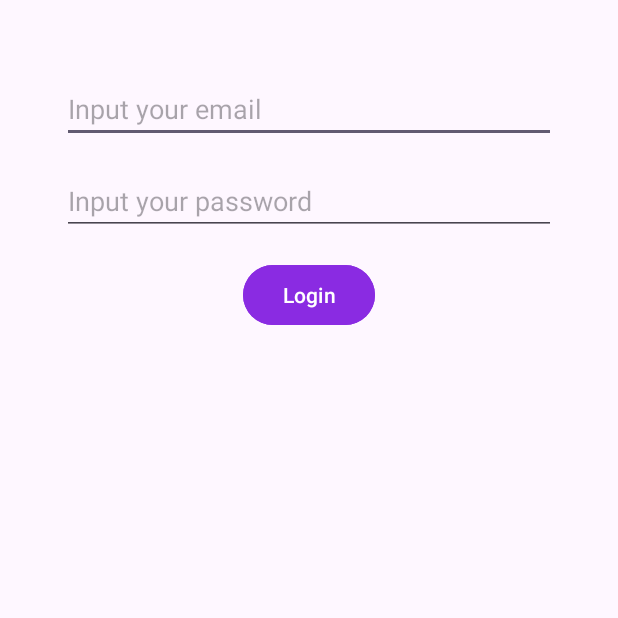
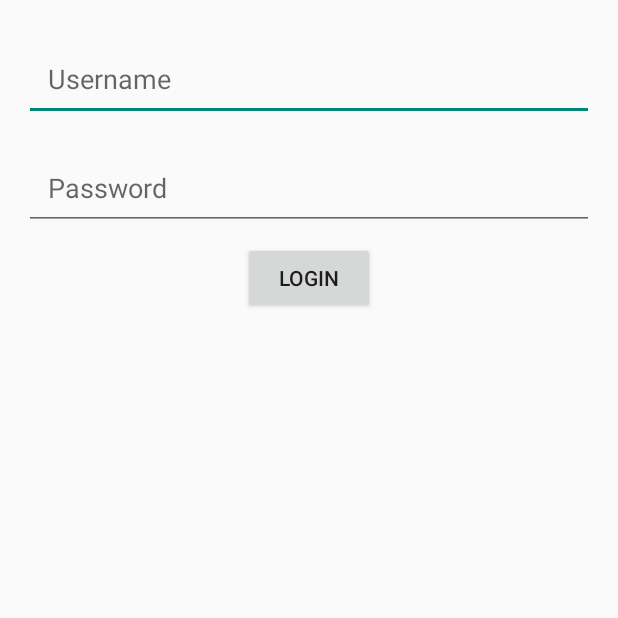
Before and after one commit to omarkammourieh/AndroidAssignment2, an Android app: the screen it shows after launch (MainActivity), on a phone screen of 412 x 824 dp, the top half of it. Run offline under Robolectric (Android 15) with nearby library versions, the phone set to English and light mode, and no system bars.

Commit message:
first commit

```diff
--- a/app/src/main/java/com/example/loginactivity/MainActivity.kt
+++ b/app/src/main/java/com/example/loginactivity/MainActivity.kt
@@ -1,5 +1,6 @@
 package com.example.loginactivity
 
+import android.content.Intent
 import android.os.Bundle
 import android.widget.Button
 import android.widget.EditText
@@ -12,21 +13,21 @@ class MainActivity : AppCompatActivity() {
         super.onCreate(savedInstanceState)
         setContentView(R.layout.activity_main)
 
-        val emailEditText = findViewById<EditText>(R.id.editTextEmail)
-        val passwordEditText = findViewById<EditText>(R.id.editTextPassword)
-        val loginButton = findViewById<Button>(R.id.buttonLogin)
+        val editTextUsername = findViewById<EditText>(R.id.editTextUsername)
+        val editTextPassword = findViewById<EditText>(R.id.editTextPassword)
+        val buttonLogin = findViewById<Button>(R.id.buttonLogin)
 
-        loginButton.setOnClickListener {
-            val email = emailEditText.text.toString().trim()
-            val password = passwordEditText.text.toString().trim()
+        buttonLogin.setOnClickListener {
+            val username = editTextUsername.text.toString()
+            val password = editTextPassword.text.toString()
 
-            val validEmail = "user@example.com"
-            val validPassword = "password123"
-
-            if (email == validEmail && password == validPassword) {
-                Toast.makeText(this, "Login Successful!", Toast.LENGTH_SHORT).show()
+            if (username == "kali" && password == "kali") {
+                // Login successful, navigate to the item list
+                val intent = Intent(this, ItemListActivity::class.java)
+                startActivity(intent)
             } else {
-                Toast.makeText(this, "Invalid credentials, please try again", Toast.LENGTH_SHORT).show()
+                // Login failed
+                Toast.makeText(this, "Invalid credentials", Toast.LENGTH_SHORT).show()
             }
         }
     }
--- a/app/src/main/res/layout/activity_main.xml
+++ b/app/src/main/res/layout/activity_main.xml
@@ -1,44 +1,36 @@
 <?xml version="1.0" encoding="utf-8"?>
-<androidx.constraintlayout.widget.ConstraintLayout xmlns:android="http://schemas.android.com/apk/res/android"
-    xmlns:app="http://schemas.android.com/apk/res-auto"
-    xmlns:tools="http://schemas.android.com/tools"
+<LinearLayout xmlns:android="http://schemas.android.com/apk/res/android"
     android:layout_width="match_parent"
     android:layout_height="match_parent"
-    tools:context=".MainActivity">
+    android:orientation="vertical"
+    android:padding="16dp">
 
     <EditText
-        android:id="@+id/editTextEmail"
-        android:layout_width="0dp"
+        android:id="@+id/editTextUsername"
+        android:layout_width="match_parent"
         android:layout_height="wrap_content"
-        android:hint="Input your email"
-        android:inputType="textEmailAddress"
-        app:layout_constraintEnd_toEndOf="parent"
-        app:layout_constraintStart_toStartOf="parent"
-        app:layout_constraintTop_toTopOf="parent"
-        app:layout_constraintWidth_percent="0.8"
-        android:layout_marginTop="50dp" />
+        android:hint="Username"
+        android:padding="16dp"
+        android:minHeight="48dp"
+        android:layout_marginTop="8dp"
+        android:layout_marginBottom="8dp" />
 
     <EditText
         android:id="@+id/editTextPassword"
-        android:layout_width="0dp"
+        android:layout_width="match_parent"
         android:layout_height="wrap_content"
-        android:hint="Input your password"
+        android:hint="Password"
         android:inputType="textPassword"
-        app:layout_constraintEnd_toEndOf="parent"
-        app:layout_constraintStart_toStartOf="parent"
-        app:layout_constraintTop_toBottomOf="@id/editTextEmail"
-        app:layout_constraintWidth_percent="0.8"
-        android:layout_marginTop="16dp" />
+        android:padding="16dp"
+        android:minHeight="48dp"
+        android:layout_marginTop="8dp"
+        android:layout_marginBottom="8dp" />
+
 
     <Button
         android:id="@+id/buttonLogin"
         android:layout_width="wrap_content"
         android:layout_height="wrap_content"
         android:text="Login"
-        android:backgroundTint="#8A2BE2"
-        android:textColor="#FFFFFF"
-        app:layout_constraintEnd_toEndOf="parent"
-        app:layout_constraintStart_toStartOf="parent"
-        app:layout_constraintTop_toBottomOf="@id/editTextPassword"
-        android:layout_marginTop="16dp"/>
-</androidx.constraintlayout.widget.ConstraintLayout>
+        android:layout_gravity="center" />
+</LinearLayout>
```
Also changed, not shown: app/src/main/AndroidManifest.xml (+4 -5 lines), app/src/main/java/com/example/loginactivity/ItemAdapter.kt (added, +45 -0 lines), app/src/main/java/com/example/loginactivity/ItemListActivity.kt (added, +34 -0 lines), app/src/main/res/layout/activity_item_list.xml (added, +11 -0 lines), app/src/main/res/layout/list_item.xml (added, +20 -0 lines), 1 other file.
